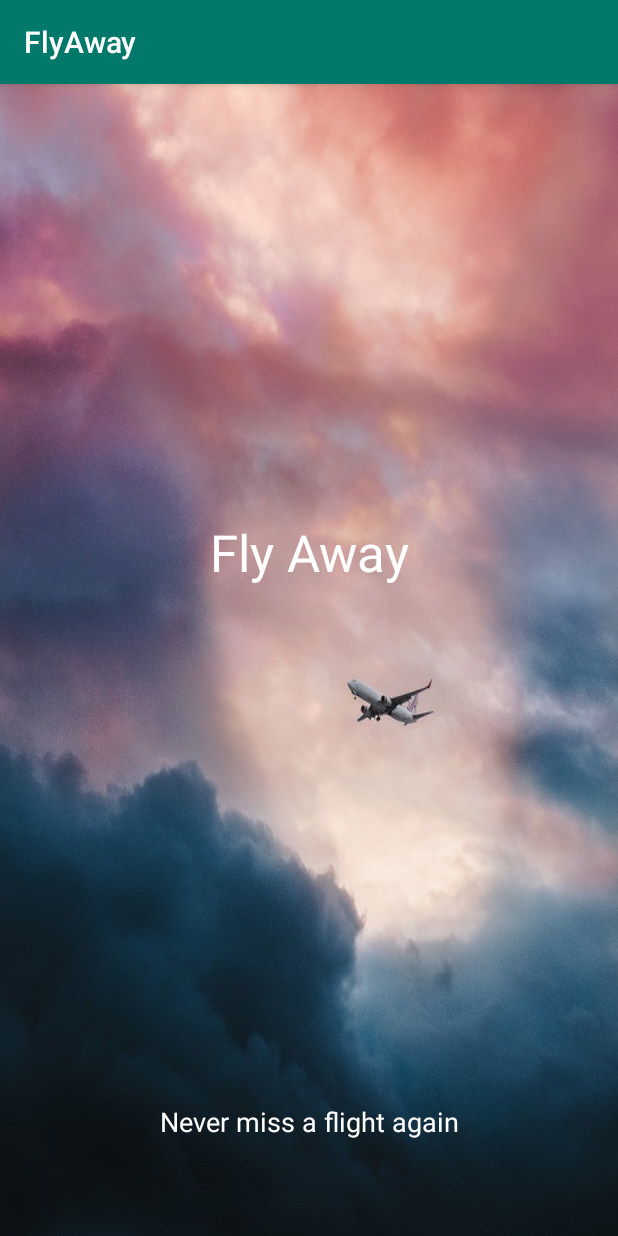
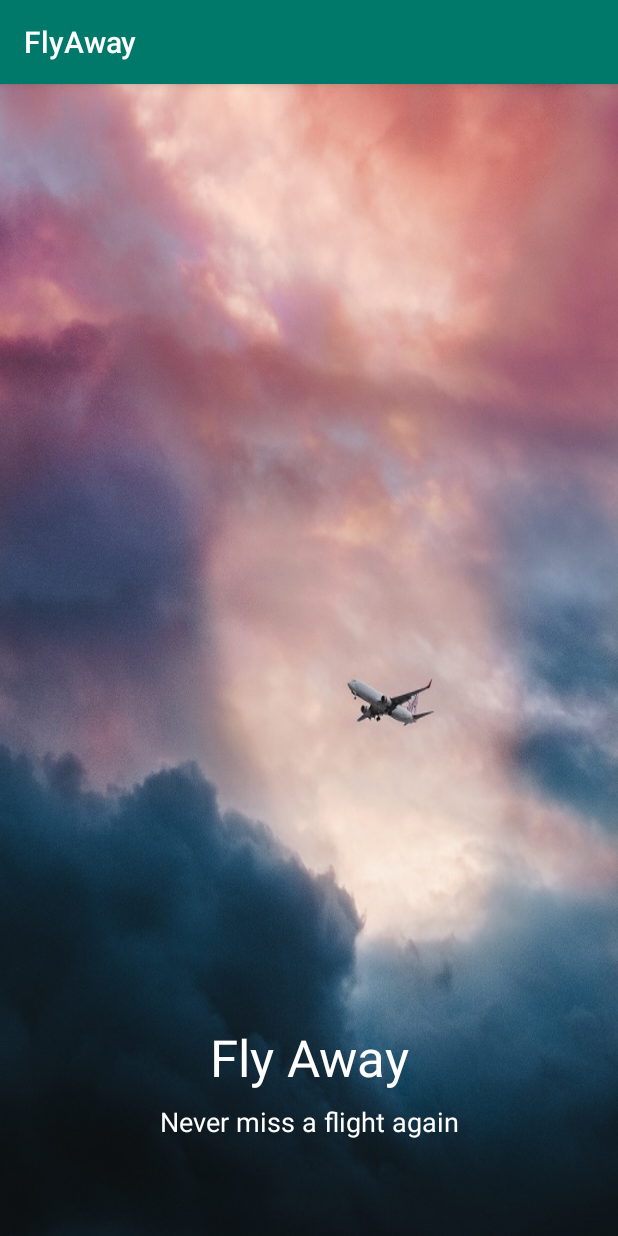
Before and after one commit to Sashen943/Fly-Away, an Android app: the SplashScreenActivity screen opened directly, with no data from a screen before it, on a phone screen of 412 x 824 dp. Run offline under Robolectric (Android 15) with nearby library versions, the light colour scheme and no system bars.

Commit message:
UI fixes

```diff
--- a/app/src/main/res/layout/activity_flight_detail.xml
+++ b/app/src/main/res/layout/activity_flight_detail.xml
@@ -243,8 +243,8 @@
     <Button
         android:id="@+id/back_button"
         style="@style/Widget.AppCompat.Button.Borderless"
-        android:layout_width="30dp"
-        android:layout_height="30dp"
+        android:layout_width="48dp"
+        android:layout_height="48dp"
         android:layout_marginBottom="16dp"
         android:layout_marginStart="16dp"
         android:background="@drawable/ic_arrow_back_black_24dp"
--- a/app/src/main/res/layout/activity_splash_screen.xml
+++ b/app/src/main/res/layout/activity_splash_screen.xml
@@ -11,7 +11,7 @@
         android:id="@+id/textview_title"
         android:layout_width="395dp"
         android:layout_height="wrap_content"
-        android:layout_marginBottom="64dp"
+        android:layout_marginBottom="8dp"
         android:layout_marginEnd="8dp"
         android:layout_marginStart="8dp"
         android:layout_marginTop="8dp"
@@ -25,6 +25,7 @@
         app:layout_constraintHorizontal_bias="0.5"
         app:layout_constraintStart_toStartOf="parent"
         app:layout_constraintTop_toTopOf="parent"
+        app:layout_constraintVertical_bias="1.0"
         tools:text="Fly Away" />
 
     <TextView
@@ -39,5 +40,6 @@
         android:textColor="@color/cardview_light_background"
         app:layout_constraintBottom_toBottomOf="parent"
         app:layout_constraintEnd_toEndOf="parent"
+        app:layout_constraintHorizontal_bias="0.5"
         app:layout_constraintStart_toStartOf="parent" />
 </android.support.constraint.ConstraintLayout>
--- a/app/src/main/res/layout/list_item.xml
+++ b/app/src/main/res/layout/list_item.xml
@@ -11,6 +11,7 @@
         android:layout_height="wrap_content"
         android:layout_marginBottom="8dp"
         android:layout_marginTop="8dp"
+        app:cardBackgroundColor="@color/cardview_light_background"
         app:layout_constraintBottom_toBottomOf="parent"
         app:layout_constraintEnd_toEndOf="parent"
         app:layout_constraintStart_toStartOf="parent"
@@ -28,7 +29,7 @@
                 android:layout_height="wrap_content"
                 android:layout_marginStart="8dp"
                 android:layout_marginTop="8dp"
-                android:text="TextView"
+                android:text="@string/flight_time"
                 android:textAlignment="textStart"
                 android:textAppearance="@android:style/TextAppearance.Material.Medium"
                 app:layout_constraintEnd_toEndOf="parent"
@@ -56,6 +57,7 @@
                 android:layout_height="15dp"
                 android:layout_marginBottom="8dp"
                 android:layout_marginTop="8dp"
+                android:contentDescription="TODO"
                 android:scaleType="centerCrop"
                 app:layout_constraintBottom_toBottomOf="parent"
                 app:layout_constraintEnd_toStartOf="@+id/txt_flight_to"
```
Also changed, not shown: app/src/main/res/drawable/ic_date_range_black_24dp.xml (added, +9 -0 lines), app/src/main/res/layout/activity_add_flight.xml (+7 -2 lines).
